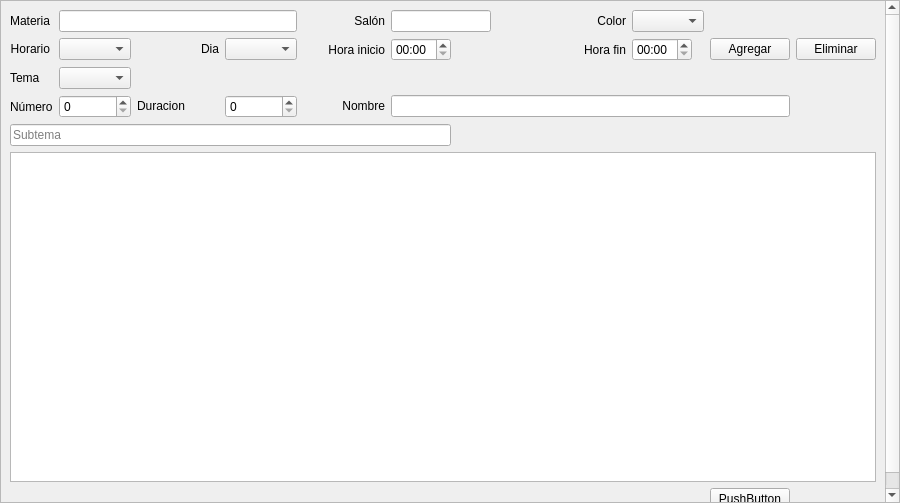
Above: qt_view/tab_temario.ui from elagabalus01/Syllabus-Planner before the change. Below: the same form after it.
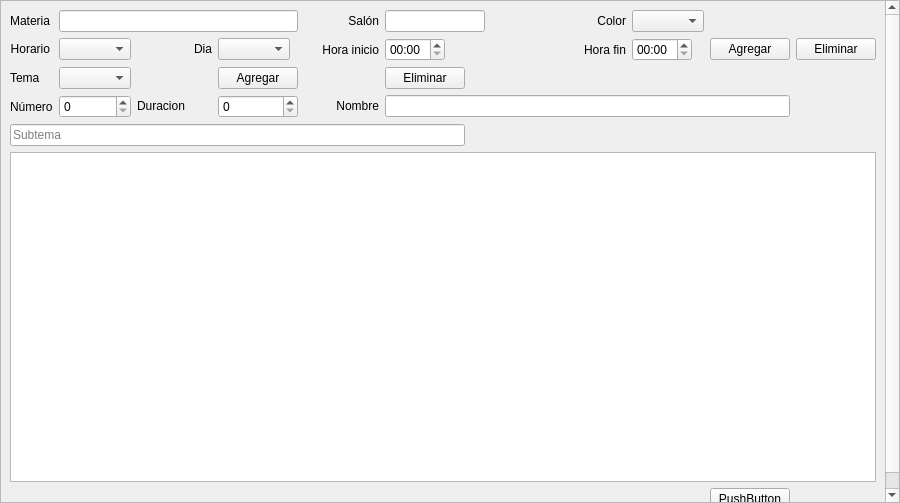
That is the form after the change.

Diff of the .ui file:
```diff
--- a/qt_view/tab_temario.ui
+++ b/qt_view/tab_temario.ui
@@ -336,6 +336,20 @@
        <item row="5" column="5" colspan="5">
         <widget class="QLineEdit" name="nombre_tema_in"/>
        </item>
+       <item row="4" column="3">
+        <widget class="QPushButton" name="btn_agregar_tema">
+         <property name="text">
+          <string>Agregar</string>
+         </property>
+        </widget>
+       </item>
+       <item row="4" column="5">
+        <widget class="QPushButton" name="btn_eliminar_tema">
+         <property name="text">
+          <string>Eliminar</string>
+         </property>
+        </widget>
+       </item>
       </layout>
      </widget>
     </widget>
```
Left out of the diff: 2 changed lines with no effect on the pictures.
